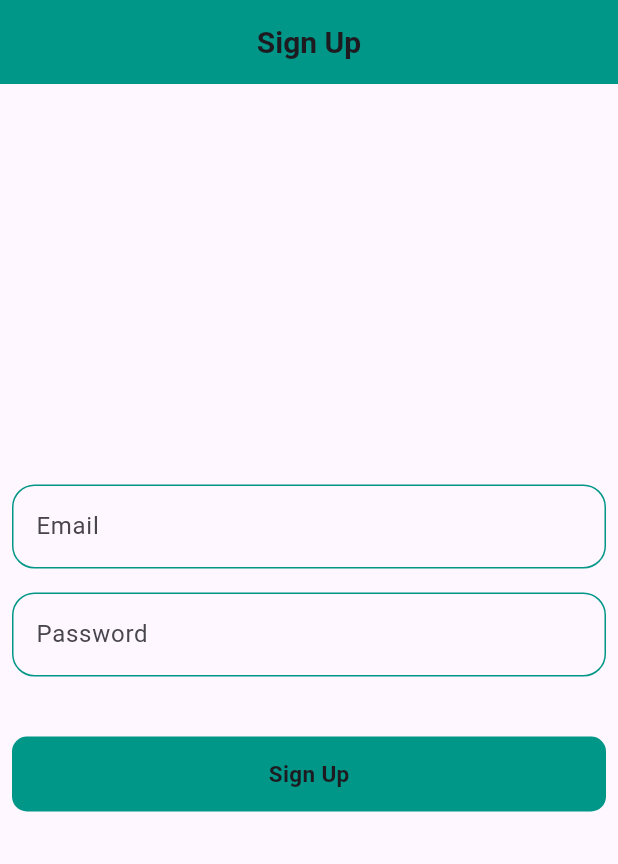
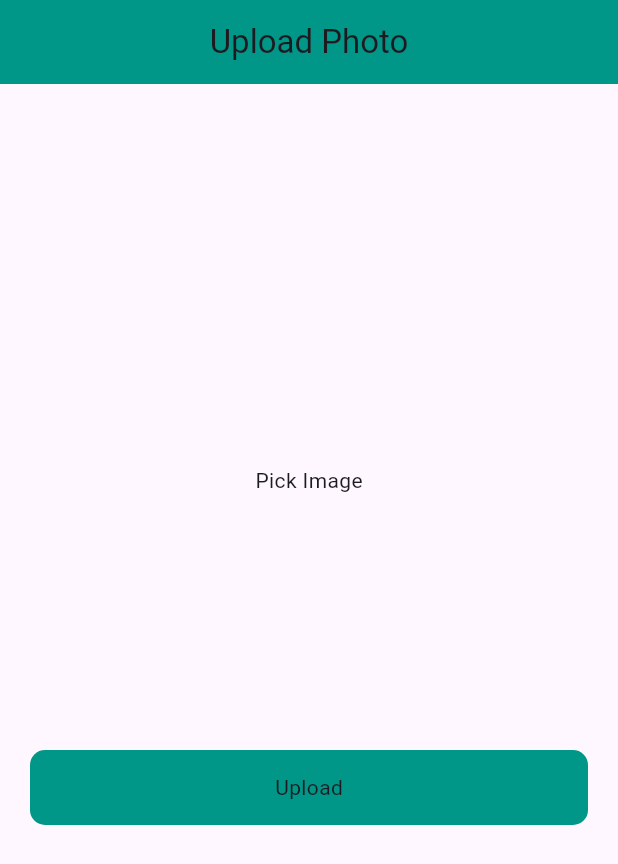
Before and after one commit to ayeshashaf/Rest_API_Practice, a Flutter app: the screen it shows after launch, on a phone screen of 412 x 824 dp. Shown: the top 864 px of the screen. Run offline on Flutter 3.47's test engine with Material 3 defaults, Android fonts, the phone set to English and light mode, and no system bars; drawn by our look-alikes of modal_progress_hud_nsn; our stand-ins replace image_picker.

Commit message:
first commit

```diff
--- a/lib/main.dart
+++ b/lib/main.dart
@@ -1,11 +1,14 @@
+
+
 import 'package:flutter/material.dart';
-import 'package:rest_api_practice/post_api/login.dart';
-import 'package:rest_api_practice/post_api/sign_up.dart';
+
+import 'package:rest_api_practice/post_api/upload_photo.dart';
 
 import 'get_api/exampleFour.dart';
 
 
 void main() {
+
   runApp(const MyApp());
 }
 
@@ -14,7 +17,7 @@ class MyApp extends StatelessWidget {
   @override
   Widget build(BuildContext context) {
     return MaterialApp(
-     home: SignUp()
+     home: UploadPhoto()
     );
   }
 }
--- a/lib/post_api/upload_photo.dart
+++ b/lib/post_api/upload_photo.dart
@@ -0,0 +1,124 @@
+import 'dart:io';
+import 'package:http/http.dart' as http;
+
+import 'package:flutter/material.dart';
+import 'package:image_picker/image_picker.dart';
+import 'package:modal_progress_hud_nsn/modal_progress_hud_nsn.dart';
+
+class UploadPhoto extends StatefulWidget {
+  const UploadPhoto({super.key});
+
+  @override
+  State<UploadPhoto> createState() => _UploadPhotoState();
+}
+
+class _UploadPhotoState extends State<UploadPhoto> {
+  File? image;
+
+  final _picker = ImagePicker();
+  bool showSpinner = false;
+
+  Future getImage() async {
+    final pickedFile = await _picker.pickImage(
+      source: ImageSource.gallery,
+      imageQuality: 80,
+    );
+
+    if (pickedFile != null) {
+      image = File(pickedFile.path);
+      setState(() {
+      });
+    } else {
+      print('No image');
+    }
+  }
+
+  Future<void> uploadImage() async {
+setState(() {
+  showSpinner= true;
+});
+
+       var stream = new http.ByteStream(image!.openRead()) ;
+       stream.cast();
+
+       var length= await image!.length();
+
+       var uri = Uri.parse('https://fakestoreapi.com/products');
+
+       var request = new http.MultipartRequest('POST', uri);
+       request.fields['title']= 'Static title';
+
+       var multipart= new http.MultipartFile('image', stream, length);
+       request.files.add(multipart);
+       var response =await  request.send();
+       if(response.statusCode==200){
+         setState(() {
+           showSpinner = false;
+         });
+         print('image uploaded');
+
+       }
+       else{
+         setState(() {
+           showSpinner = false;
+         });
+         print('failed');
+
+       }
+  }
+
+  @override
+  Widget build(BuildContext context) {
+    return ModalProgressHUD(
+      inAsyncCall: showSpinner,
+      child: Scaffold(
+        appBar: AppBar(
+          title: Text('Upload Photo'),
+          centerTitle: true,
+          backgroundColor: Colors.teal,
+        ),
+        body: Column(
+          mainAxisAlignment: MainAxisAlignment.center,
+          crossAxisAlignment: CrossAxisAlignment.center,
+          children: [
+            GestureDetector(
+              onTap: (){
+                getImage();
+              },
+              child: Container(
+                child:
+                    image == null
+                        ? Center(child: Text('Pick Image'))
+                        : Container(
+                          child: Image.file(
+                            File(image!.path).absolute,
+                            height: 100,
+                            width: 100,
+                            fit: BoxFit.cover,
+                          ),
+                        ),
+              ),
+            ),
+            SizedBox(height: 150),
+          GestureDetector(
+            onTap: (){
+              uploadImage();
+            },
+            child: Padding(
+              padding: const EdgeInsets.all(20),
+              child: Container(
+             height: 50,
+                decoration: BoxDecoration(
+                  color: Colors.teal,
+                  borderRadius: BorderRadius.circular(10)
+                ),
+                child: Center(child: Text('Upload')),
+                ),
+            ),
+          )
+          ],
+        ),
+      ),
+    );
+  }
+}
--- a/pubspec.yaml
+++ b/pubspec.yaml
@@ -36,6 +36,7 @@ dependencies:
   cupertino_icons: ^1.0.8
   http: ^1.4.0
   modal_progress_hud_nsn: ^0.5.1
+  image_picker: ^1.1.2
 
 dev_dependencies:
   flutter_test:
```
Also changed, not shown: pubspec.lock, 1 other file.
